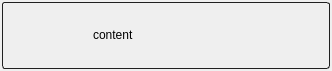
Old version of the form python/browser_widget/resources/item.ui in the repository shotgunsoftware/tk-framework-widget.
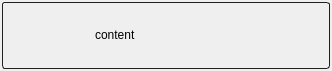
New version of the form. Icons and pictures are not drawn. Custom widgets are drawn as their Qt base class.

Commit message: Changed background of the empty thumbnail icon to be semi-transparent and adjusted the border for the item widget.

```diff
--- a/python/browser_widget/resources/item.ui
+++ b/python/browser_widget/resources/item.ui
@@ -38,7 +38,7 @@
        <number>8</number>
       </property>
       <property name="margin">
-       <number>2</number>
+       <number>4</number>
       </property>
       <item>
        <widget class="ThumbnailLabel" name="thumbnail">
```
The commit also changes 4 other files.
